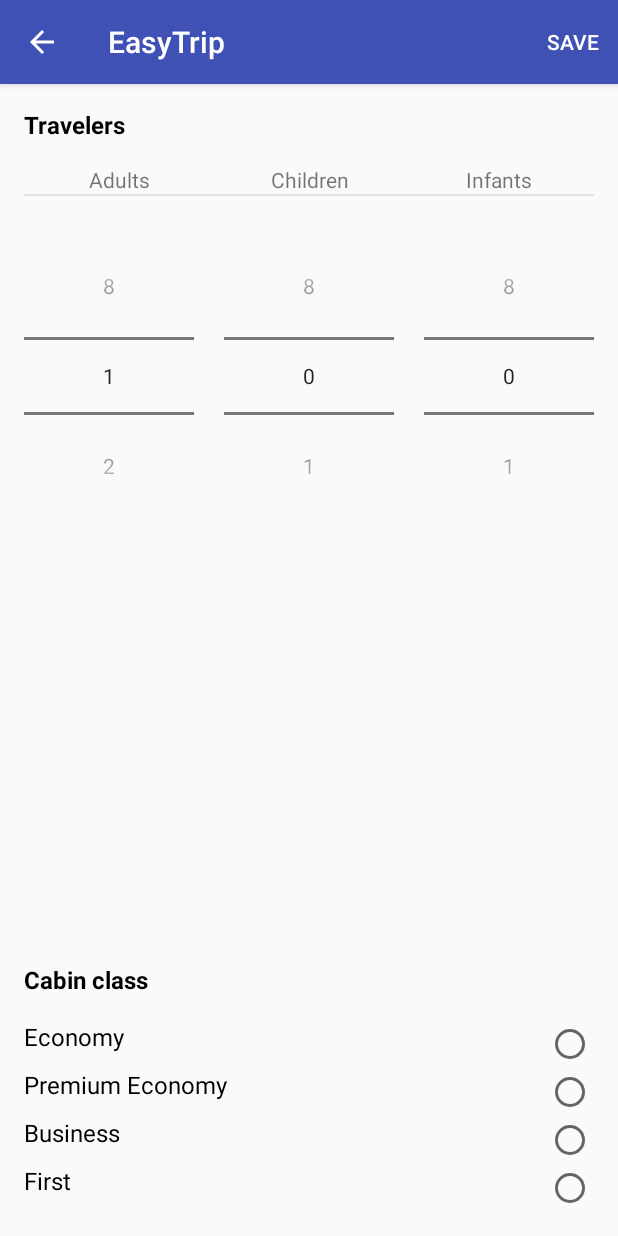
After one commit to leobel/easytrip, an Android app: the CabinPassengerActivity screen opened directly, with no data from a screen before it, on a phone screen of 412 x 824 dp. The commit adds this screen. Run offline under Robolectric (Android 15) with nearby library versions, the phone set to English and light mode, and no system bars.

Commit message:
add cabin class and passenger view

```diff
--- /dev/null
+++ b/app/src/main/java/org/freelectron/leobel/easytrip/CabinPassengerActivity.java
@@ -0,0 +1,89 @@
+package org.freelectron.leobel.easytrip;
+
+import android.content.Intent;
+import android.support.v7.app.AppCompatActivity;
+import android.os.Bundle;
+import android.support.v7.widget.Toolbar;
+import android.view.Menu;
+import android.widget.NumberPicker;
+import android.widget.TextView;
+
+public class CabinPassengerActivity extends AppCompatActivity {
+
+    public static String ADULTS_PARAM = "ADULTS_PARAM";
+    public static String CHILDREN_PARAM = "CHILDREN_PARAM";
+    public static String INFANTS_PARAM = "INFANTS_PARAM";
+
+
+    private NumberPicker numberPickerAdults;
+    private NumberPicker numberPickerChildren;
+    private NumberPicker numberPickerInfants;
+
+    private Integer adults;
+    private Integer children;
+    private Integer infants;
+
+    private TextView restrictionText;
+
+    @Override
+    protected void onCreate(Bundle savedInstanceState) {
+        super.onCreate(savedInstanceState);
+
+        setContentView(R.layout.activity_cabin_passenger);
+
+        Toolbar toolbar = (Toolbar) findViewById(R.id.toolbar);
+        setSupportActionBar(toolbar);
+        toolbar.setNavigationIcon(R.drawable.ic_back);
+        toolbar.setNavigationOnClickListener(view -> finish());
+
+        numberPickerAdults = (NumberPicker) findViewById(R.id.number_picker_adults);
+        numberPickerChildren = (NumberPicker) findViewById(R.id.number_picker_children);
+        numberPickerInfants = (NumberPicker) findViewById(R.id.number_picker_infants);
+        restrictionText = (TextView) findViewById(R.id.flight_passenger_restrictions);
+
+        Intent intent = getIntent();
+
+        adults = intent.getIntExtra(ADULTS_PARAM, 1);
+        children = intent.getIntExtra(CHILDREN_PARAM, 0);
+        infants = intent.getIntExtra(INFANTS_PARAM, 0);
+
+        numberPickerAdults.setMinValue(1);
+        numberPickerAdults.setMaxValue(8);
+        numberPickerAdults.setValue(adults);
+
+        numberPickerChildren.setMinValue(0);
+        numberPickerChildren.setMaxValue(8);
+        numberPickerChildren.setValue(children);
+
+        numberPickerInfants.setMinValue(0);
+        numberPickerInfants.setMaxValue(8);
+        numberPickerInfants.setValue(infants);
+
+        numberPickerAdults.setOnValueChangedListener((numberPicker, oldValue, newValue) -> {
+            if(newValue < numberPickerInfants.getValue()){
+                restrictionText.setText(getString(R.string.infants_restriction));
+            }
+            else{
+                restrictionText.setText("");
+            }
+        });
+
+        numberPickerInfants.setOnValueChangedListener((numberPicker, oldValue, newValue) -> {
+            if(newValue > numberPickerAdults.getValue()){
+                restrictionText.setText(getString(R.string.infants_restriction));
+            }
+            else{
+                restrictionText.setText("");
+            }
+        });
+
+
+    }
+
+    @Override
+    public boolean onCreateOptionsMenu(Menu menu) {
+        // Inflate the menu; this adds items to the action bar if it is present.
+        getMenuInflater().inflate(R.menu.cabin_passenger, menu);
+        return true;
+    }
+}
--- a/app/src/main/java/org/freelectron/leobel/easytrip/FlightFormActivity.java
+++ b/app/src/main/java/org/freelectron/leobel/easytrip/FlightFormActivity.java
@@ -47,7 +47,7 @@ public class FlightFormActivity extends AppCompatActivity implements DatePickerL
     Button searchFlightDeparture;
     Button searchFlightReturn;
     Button searchFlightClass;
-    private boolean departureDate;
+    private int flightTime;
     private DateTimeFormatter formatter;
 
     @Override
@@ -93,15 +93,20 @@ public class FlightFormActivity extends AppCompatActivity implements DatePickerL
         });
 
         searchFlightDeparture.setOnClickListener(view -> {
-            departureDate = true;
+            flightTime = REQUEST_DEPARTURE_TIME;
             DialogFragment newFragment = new DatePickerFragment();
             newFragment.show(getSupportFragmentManager(), "datePicker");
         });
 
         searchFlightReturn.setOnClickListener(view -> {
-            departureDate = false;
+            flightTime = REQUEST_RETURN_TIME;
             DialogFragment newFragment = new DatePickerFragment();
             newFragment.show(getSupportFragmentManager(), "datePicker");
+        });
+
+        searchFlightClass.setOnClickListener(view -> {
+            Intent intent =  new Intent(this, CabinPassengerActivity.class);
+            startActivityForResult(intent, REQUEST_CABIN_PASSENGERS);
         });
 
         fadeIn = AnimationUtils.loadAnimation(this, R.anim.fade_in);
@@ -196,7 +201,7 @@ public class FlightFormActivity extends AppCompatActivity implements DatePickerL
 
     @Override
     public void onSetDate(DateTime date) {
-        if(departureDate){
+        if(flightTime == REQUEST_DEPARTURE_TIME){
             searchFlightDeparture.setText(formatter.print(date));
         }
         else{
--- /dev/null
+++ b/app/src/main/res/drawable/ic_close.xml
@@ -0,0 +1,9 @@
+<vector xmlns:android="http://schemas.android.com/apk/res/android"
+        android:width="24dp"
+        android:height="24dp"
+        android:viewportWidth="24.0"
+        android:viewportHeight="24.0">
+    <path
+        android:fillColor="#FF000000"
+        android:pathData="M19,6.41L17.59,5 12,10.59 6.41,5 5,6.41 10.59,12 5,17.59 6.41,19 12,13.41 17.59,19 19,17.59 13.41,12z"/>
+</vector>
--- /dev/null
+++ b/app/src/main/res/layout/activity_cabin_passenger.xml
@@ -0,0 +1,259 @@
+<?xml version="1.0" encoding="utf-8"?>
+<android.support.design.widget.CoordinatorLayout xmlns:android="http://schemas.android.com/apk/res/android"
+    android:layout_width="match_parent"
+    android:layout_height="match_parent"
+    android:fitsSystemWindows="true">
+
+    <include layout="@layout/app_bar_home"
+        android:layout_width="match_parent"
+        android:layout_height="match_parent">
+    </include>
+
+    <ScrollView
+        android:layout_width="match_parent"
+        android:layout_height="match_parent"
+        android:layout_marginTop="?attr/actionBarSize"
+        android:fillViewport="true">
+
+        <LinearLayout
+            android:orientation="vertical"
+            android:layout_width="match_parent"
+            android:layout_height="wrap_content"
+            android:minHeight="500dp"
+            android:paddingBottom="@dimen/activity_vertical_margin"
+            android:paddingLeft="@dimen/activity_horizontal_margin"
+            android:paddingRight="@dimen/activity_horizontal_margin"
+            android:paddingTop="@dimen/activity_vertical_margin">
+
+            <RelativeLayout
+                android:orientation="vertical"
+                android:layout_width="match_parent"
+                android:layout_height="0dp"
+                android:layout_weight="0.5">
+
+                <TextView
+                    android:id="@+id/flight_travelers_header"
+                    android:layout_width="match_parent"
+                    android:layout_height="wrap_content"
+                    android:layout_marginBottom="@dimen/activity_vertical_margin"
+                    android:textColor="#000000"
+                    android:textStyle="bold"
+                    android:textSize="16sp"
+                    android:text="@string/flight_travelers"/>
+
+                <RelativeLayout
+                    android:layout_below="@+id/flight_travelers_header"
+                    android:layout_width="match_parent"
+                    android:layout_height="wrap_content">
+
+                    <LinearLayout
+                        android:id="@+id/flight_passenger_container"
+                        android:layout_alignParentTop="true"
+                        android:orientation="horizontal"
+                        android:layout_width="match_parent"
+                        android:layout_height="wrap_content">
+
+                        <TextView
+                            android:layout_width="0dp"
+                            android:layout_height="wrap_content"
+                            android:layout_weight="0.33"
+                            android:gravity="center"
+                            android:text="@string/flight_passengers_adult"/>
+
+                        <TextView
+                            android:layout_width="0dp"
+                            android:layout_height="wrap_content"
+                            android:layout_weight="0.33"
+                            android:gravity="center"
+                            android:text="@string/flight_passengers_children"/>
+
+                        <TextView
+                            android:layout_width="0dp"
+                            android:layout_height="wrap_content"
+                            android:layout_weight="0.33"
+                            android:gravity="center"
+                            android:text="@string/flight_passengers_infant"/>
+                    </LinearLayout>
+
+                    <View
+                        android:id="@+id/flight_passenger_line"
+                        android:layout_below="@+id/flight_passenger_container"
+                        style="@style/navigationSeparator"></View>
+
+                    <TextView
+                        android:id="@+id/flight_passenger_restrictions"
+                        android:layout_below="@+id/flight_passenger_line"
+                        android:layout_width="match_parent"
+                        android:layout_height="wrap_content"
+                        android:layout_marginTop="5dp"
+                        android:layout_marginBottom="5dp"
+                        android:gravity="center"
+                        android:textColor="#ff0000"
+                        android:text=""/>
+
+                    <LinearLayout
+                        android:layout_below="@id/flight_passenger_restrictions"
+                        android:orientation="horizontal"
+                        android:layout_width="match_parent"
+                        android:layout_height="wrap_content">
+
+                        <RelativeLayout
+                            android:layout_width="0dp"
+                            android:layout_height="match_parent"
+                            android:layout_weight="0.33">
+
+
+                            <NumberPicker
+                                android:id="@+id/number_picker_adults"
+                                android:layout_width="match_parent"
+                                android:layout_height="wrap_content"
+                                >
+
+                            </NumberPicker>
+
+                        </RelativeLayout>
+
+                        <RelativeLayout
+                            android:layout_width="0dp"
+                            android:layout_height="match_parent"
+                            android:layout_weight="0.33"
+                            android:layout_marginLeft="20dp">
+
+                            <NumberPicker
+                                android:id="@+id/number_picker_children"
+                                android:layout_width="match_parent"
+                                android:layout_height="wrap_content"></NumberPicker>
+
+                        </RelativeLayout>
+
+                        <RelativeLayout
+                            android:layout_width="0dp"
+                            android:layout_height="match_parent"
+                            android:layout_weight="0.33"
+                            android:layout_marginLeft="20dp">
+
+                            <NumberPicker
+                                android:id="@+id/number_picker_infants"
+                                android:layout_width="match_parent"
+                                android:layout_height="wrap_content"></NumberPicker>
+
+                        </RelativeLayout>
+
+                    </LinearLayout>
+
+                </RelativeLayout>
+
+
+
+            </RelativeLayout>
+
+            <RelativeLayout
+                android:orientation="vertical"
+                android:layout_width="match_parent"
+                android:layout_height="0dp"
+                android:layout_weight="0.5">
+
+                <RelativeLayout
+                    android:layout_width="match_parent"
+                    android:layout_height="match_parent">
+
+                    <TextView
+                        android:layout_above="@+id/flight_cabin_class_container"
+                        android:layout_width="match_parent"
+                        android:layout_height="wrap_content"
+                        android:layout_marginBottom="@dimen/activity_vertical_margin"
+                        android:textColor="#000000"
+                        android:textStyle="bold"
+                        android:textSize="16sp"
+                        android:text="@string/flight_cabin_class"/>
+
+                    <RelativeLayout
+                        android:id="@+id/flight_cabin_class_container"
+                        android:layout_width="match_parent"
+                        android:layout_height="wrap_content"
+                        android:layout_alignParentBottom="true">
+
+                        <LinearLayout
+                            android:orientation="vertical"
+                            android:layout_width="wrap_content"
+                            android:layout_height="wrap_content"
+                            android:layout_centerVertical="true"
+                            android:layout_alignTop="@+id/flight_cabin_class_radio_group"
+                            android:layout_alignBottom="@+id/flight_cabin_class_radio_group">
+
+                            <TextView
+                                android:layout_width="wrap_content"
+                                android:layout_height="0dp"
+                                android:layout_weight="0.25"
+                                android:textColor="#000000"
+                                android:textSize="16sp"
+                                android:text="@string/flight_economy_class"/>
+
+                            <TextView
+                                android:layout_width="wrap_content"
+                                android:layout_height="0dp"
+                                android:layout_weight="0.25"
+                                android:textColor="#000000"
+                                android:textSize="16sp"
+                                android:text="@string/flight_premium_economy_class"/>
+
+                            <TextView
+                                android:layout_width="wrap_content"
+                                android:layout_height="0dp"
+                                android:layout_weight="0.25"
+                                android:textColor="#000000"
+                                android:textSize="16sp"
+                                android:text="@string/flight_business_class"/>
+
+                            <TextView
+                                android:layout_width="wrap_content"
+                                android:layout_height="0dp"
+                                android:layout_weight="0.25"
+                                android:textColor="#000000"
+                                android:textSize="16sp"
+                                android:text="@string/flight_first_class"/>
+                        </LinearLayout>
+
+                        <RadioGroup
+                            android:id="@+id/flight_cabin_class_radio_group"
+                            android:layout_width="wrap_content"
+                            android:layout_height="wrap_content"
+                            android:layout_centerVertical="true"
+                            android:layout_alignParentRight="true">
+
+                            <RadioButton
+                                android:id="@+id/flight_economy_class"
+                                android:layout_width="wrap_content"
+                                android:layout_height="wrap_content"
+                                />
+
+                            <RadioButton
+                                android:id="@+id/flight_premium_economy_class"
+                                android:layout_width="wrap_content"
+                                android:layout_height="wrap_content" />
+
+                            <RadioButton
+                                android:id="@+id/flight_business_class"
+                                android:layout_width="wrap_content"
+                                android:layout_height="wrap_content" />
+
+                            <RadioButton
+                                android:id="@+id/flight_first_class"
+                                android:layout_width="wrap_content"
+                                android:layout_height="wrap_content" />
+
+                        </RadioGroup>
+
+                    </RelativeLayout>
+                </RelativeLayout>
+
+            </RelativeLayout>
+
+        </LinearLayout>
+
+    </ScrollView>
+
+
+
+
+</android.support.design.widget.CoordinatorLayout>
--- /dev/null
+++ b/app/src/main/res/menu/cabin_passenger.xml
@@ -0,0 +1,7 @@
+<?xml version="1.0" encoding="utf-8"?>
+<menu xmlns:android="http://schemas.android.com/apk/res/android"
+    xmlns:app="http://schemas.android.com/apk/res-auto">
+    <item
+        android:title="@string/save"
+        app:showAsAction="always"></item>
+</menu>
--- a/app/src/main/res/values/strings.xml
+++ b/app/src/main/res/values/strings.xml
@@ -29,7 +29,17 @@
     <string name="flight_return">Return</string>
     <string name="flight_round_trip">Round Trip</string>
     <string name="flight_one_way">One Way</string>
-    <string name="flight_cabin_class">Cabin class and passengers</string>
+    <string name="flight_cabin_class">Cabin class</string>
     <string name="flight_destination">Destination</string>
     <string name="flight_depart">Depart</string>
+    <string name="flight_passengers_adult">Adults</string>
+    <string name="flight_passengers_children">Children</string>
+    <string name="flight_passengers_infant">Infants</string>
+    <string name="infants_restriction">Infants cannot exceed adults</string>
+    <string name="flight_travelers">Travelers</string>
+    <string name="flight_economy_class">Economy</string>
+    <string name="flight_premium_economy_class">Premium Economy</string>
+    <string name="flight_business_class">Business</string>
+    <string name="flight_first_class">First</string>
+    <string name="save">save</string>
 </resources>
```
Also changed, not shown: app/src/main/AndroidManifest.xml (+8 -8 lines).
